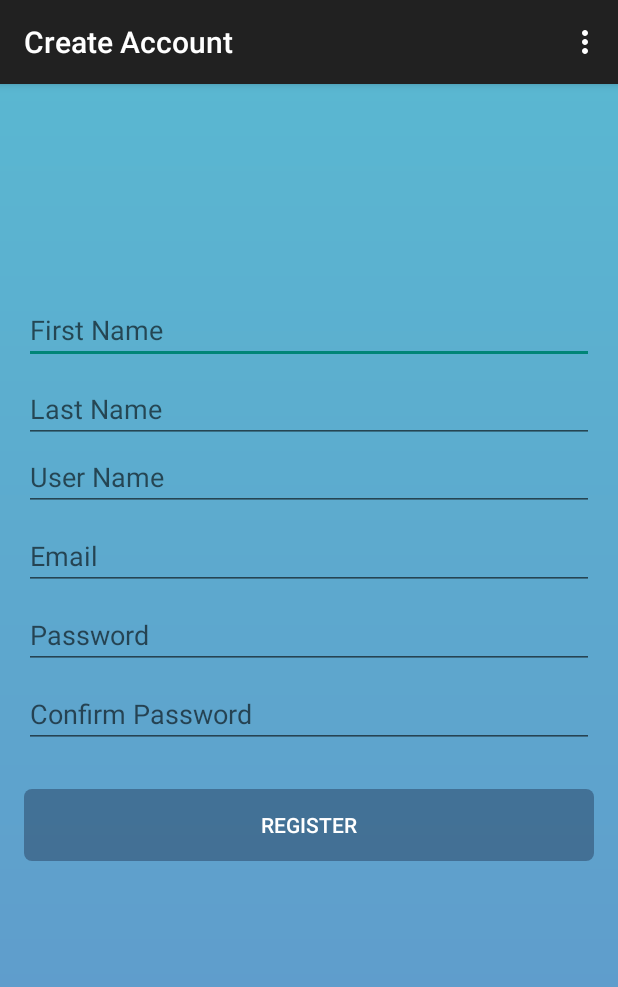
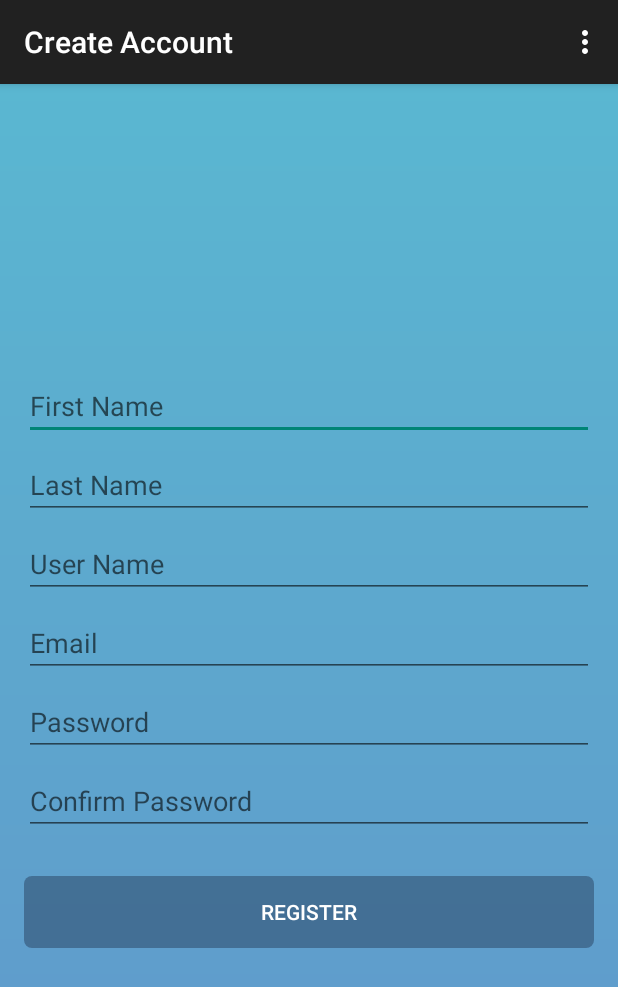
Before and after one commit to Cjreynol-zz/Study-Bear, an Android app: the RegisterActivity screen opened directly, with no data from a screen before it, on a phone screen of 412 x 824 dp. Shown: the top 987 px of the screen. Run offline under Robolectric (Android 15) with nearby library versions, the phone set to English and light mode, and no system bars.

Commit message:
db updates

```diff
--- a/src/StudyBear/app/src/main/res/layout/activity_register.xml
+++ b/src/StudyBear/app/src/main/res/layout/activity_register.xml
@@ -1,22 +1,20 @@
 <LinearLayout xmlns:android="http://schemas.android.com/apk/res/android"
-    xmlns:tools="http://schemas.android.com/tools" android:layout_width="match_parent"
-    android:layout_height="match_parent" android:paddingLeft="@dimen/activity_horizontal_margin"
+    android:layout_width="match_parent"
+    android:layout_height="match_parent"
+    android:paddingLeft="@dimen/activity_horizontal_margin"
     android:paddingRight="@dimen/activity_horizontal_margin"
     android:paddingTop="@dimen/activity_vertical_margin"
     android:paddingBottom="@dimen/activity_vertical_margin"
-    tools:context="com.studybear.cdj.myapplication.RegisterActivity"
     android:background="@drawable/gradient"
-    android:id="@+id/registerlayout"
     android:orientation="vertical">
 
-    <RelativeLayout
+    <!--<RelativeLayout
         android:layout_width="match_parent"
         android:layout_height="wrap_content"
         android:layout_gravity="center_horizontal"
-        android:layout_weight=".45"
-        android:id="@+id/registerrelativelayout">
+        android:layout_weight=".45">
 
-        <!--<TextView
+        <TextView
             android:layout_width="wrap_content"
             android:layout_height="wrap_content"
             android:textAppearance="?android:attr/textAppearanceLarge"
@@ -26,90 +24,86 @@
             android:layout_centerHorizontal="true"
             android:layout_marginTop="30sp"
             android:textColor="#FFFFFF"
-            android:textSize="25sp" />-->
+            android:textSize="25sp" />
 
-        </RelativeLayout>
+        </RelativeLayout>-->
 
         <LinearLayout
             android:orientation="vertical"
             android:layout_width="match_parent"
-            android:layout_height="wrap_content"
+            android:layout_height="match_parent"
             android:layout_gravity="center_horizontal"
-            android:layout_weight="0.84"
-            android:id="@+id/linearlayout6">
+            android:gravity="center">
 
             <EditText
                 android:layout_width="match_parent"
                 android:layout_height="wrap_content"
+                android:layout_marginBottom="7sp"
                 android:inputType="textPersonName"
+                android:id="@+id/firstname"
                 android:ems="10"
-                android:id="@+id/firstname"
-                android:layout_gravity="center_horizontal"
-                android:layout_marginBottom="7dp"
                 android:textColor="#FFFFFF"
                 android:hint="First Name" />
 
             <EditText
                 android:layout_width="match_parent"
                 android:layout_height="wrap_content"
+                android:layout_marginBottom="7sp"
+                android:id="@+id/lastname"
                 android:inputType="textPersonName"
                 android:ems="10"
-                android:id="@+id/lastname"
                 android:textColor="#FFFFFF"
                 android:hint="Last Name" />
 
             <EditText
                 android:layout_width="match_parent"
                 android:layout_height="wrap_content"
+                android:layout_marginBottom="7sp"
+                android:id="@+id/username"
                 android:inputType="textPersonName"
                 android:ems="10"
-                android:id="@+id/username"
-                android:layout_marginBottom="7dp"
                 android:hint="User Name"
                 android:textColor="#FFFFFF" />
 
             <EditText
                 android:layout_width="match_parent"
                 android:layout_height="wrap_content"
+                android:layout_marginBottom="7sp"
+                android:id="@+id/email"
                 android:inputType="textEmailAddress"
                 android:ems="10"
-                android:id="@+id/email"
-                android:layout_marginBottom="7dp"
                 android:hint="Email"
                 android:textColor="#FFFFFF" />
 
             <EditText
                 android:layout_width="match_parent"
                 android:layout_height="wrap_content"
+                android:layout_marginBottom="7sp"
+                android:id="@+id/password"
                 android:inputType="textPassword"
                 android:ems="10"
-                android:id="@+id/password"
-                android:layout_gravity="center_horizontal"
-                android:layout_marginBottom="7dp"
                 android:hint="Password"
                 android:textColor="#FFFFFF" />
 
             <EditText
                 android:layout_width="match_parent"
                 android:layout_height="wrap_content"
+                android:layout_marginBottom="7sp"
+                android:id="@+id/confirmpassword"
                 android:inputType="textPassword"
                 android:ems="10"
-                android:id="@+id/confirmpassword"
-                android:layout_marginBottom="7dp"
                 android:hint="Confirm Password"
                 android:textColor="#FFFFFF" />
 
             <Button
                 android:layout_width="match_parent"
                 android:layout_height="wrap_content"
-                android:text="Register"
-                android:id="@+id/registerButton"
-                android:layout_gravity="center_horizontal"
                 style="?android:attr/borderlessButtonStyle"
                 android:background="@drawable/sback"
+                android:id="@+id/registerButton"
+                android:text="Register"
                 android:layout_marginTop="20dp"
                 android:textColor="#FFFFFF"
-                android:clickable="true"
                 android:onClick="Register"/>
 
         </LinearLayout>
```
Also changed, not shown: 2 other files.
